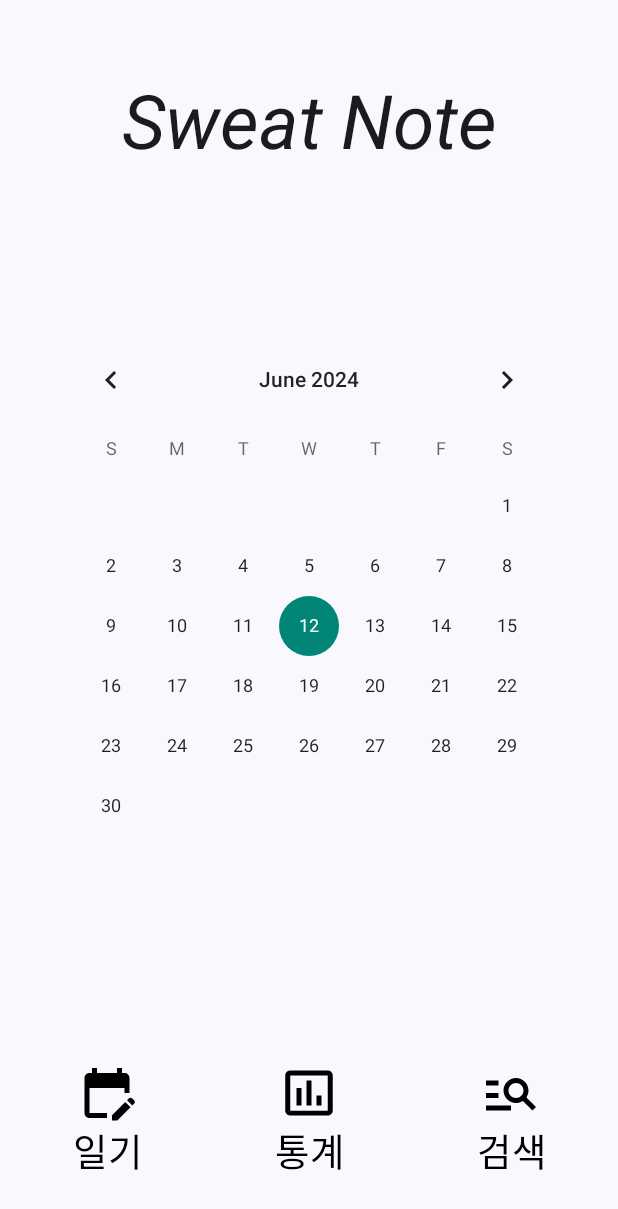
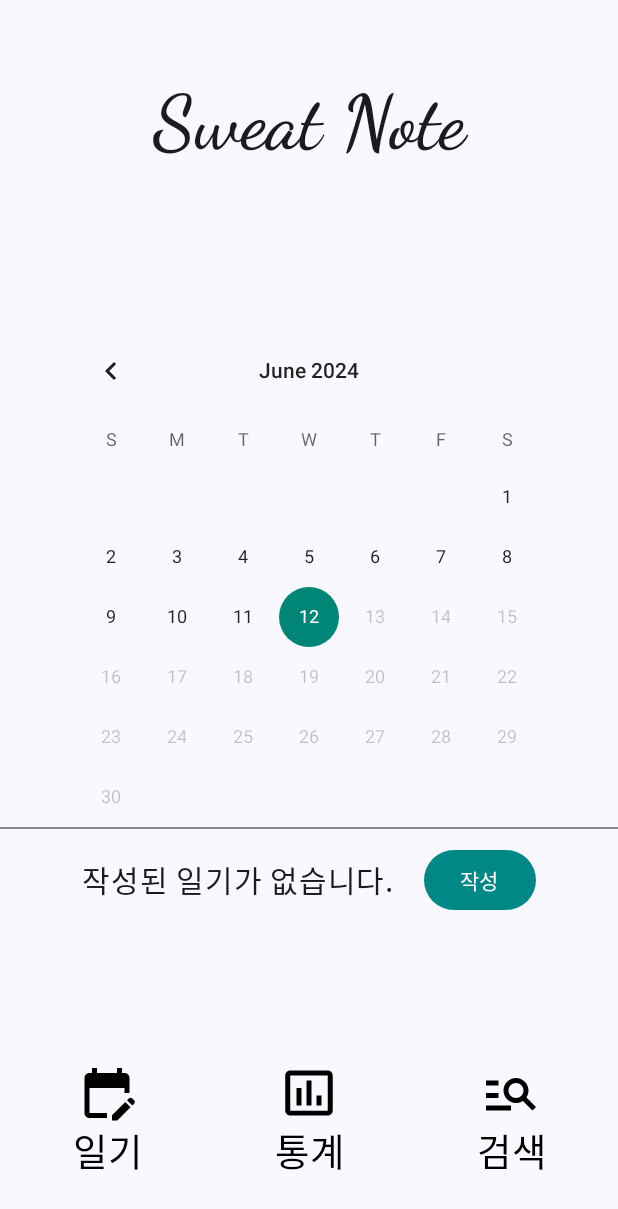
Before and after one commit to crohasang/SweatNote, an Android app built with Jetpack Compose: the screen it shows after launch (MainActivity), on a phone screen of 412 x 824 dp. Shown: the top 1209 px of the screen. Run offline under Robolectric (Android 15) with nearby library versions, the phone set to English and light mode, and no system bars; our stand-ins replace Room's generated code; Roboto replaces fonts that are not available here.

Commit message:
로고 글꼴 적용 및 날짜 선택 시 작성 여부 알림 및 navigate 버튼 추가

```diff
--- a/app/src/main/java/com/example/sweatnote/Calender/CalendarScreen.kt
+++ b/app/src/main/java/com/example/sweatnote/Calender/CalendarScreen.kt
@@ -5,7 +5,10 @@ import android.widget.CalendarView
 import androidx.compose.foundation.Image
 import androidx.compose.foundation.clickable
 import androidx.compose.foundation.layout.*
+import androidx.compose.material3.Button
+import androidx.compose.material3.ButtonDefaults
 import androidx.compose.material3.CenterAlignedTopAppBar
+import androidx.compose.material3.Divider
 import androidx.compose.material3.ExperimentalMaterial3Api
 import androidx.compose.material3.Scaffold
 import androidx.compose.material3.Text
@@ -13,7 +16,10 @@ import androidx.compose.runtime.*
 import androidx.compose.ui.Alignment
 import androidx.compose.ui.Modifier
 import androidx.compose.ui.graphics.Color
+import androidx.compose.ui.platform.LocalContext
 import androidx.compose.ui.res.painterResource
+import androidx.compose.ui.text.font.Font
+import androidx.compose.ui.text.font.FontFamily
 import androidx.compose.ui.text.font.FontStyle
 import androidx.compose.ui.text.font.FontWeight
 import androidx.compose.ui.text.style.TextAlign
@@ -21,6 +27,7 @@ import androidx.compose.ui.tooling.preview.Preview
 import androidx.compose.ui.unit.dp
 import androidx.compose.ui.unit.sp
 import androidx.compose.ui.viewinterop.AndroidView
+import androidx.core.content.ContextCompat
 import androidx.lifecycle.viewmodel.compose.viewModel
 import androidx.navigation.NavHostController
 import androidx.navigation.compose.rememberNavController
@@ -28,19 +35,27 @@ import com.example.sweatnote.R
 import com.example.sweatnote.example.DiaryViewModel
 import com.example.sweatnote.navigation.Routes
 import kotlinx.coroutines.launch
+import java.text.SimpleDateFormat
+import java.time.LocalDate
+import java.util.Calendar
+import java.util.Locale
 
 @OptIn(ExperimentalMaterial3Api::class)
 @SuppressLint("UnusedMaterial3ScaffoldPaddingParameter")
 @Composable
 fun CalendarScreen(navController: NavHostController) {
-    var date by remember { mutableStateOf("") }
+    var date by remember { mutableStateOf(LocalDate.now().toString()) }
+    var flag by remember { mutableStateOf(false)}
     val coroutineScope = rememberCoroutineScope()
     val viewModel: DiaryViewModel = viewModel()
+
+    val dateFormat = SimpleDateFormat("yyyy-MM-dd", Locale.getDefault())
+    val dancingscript = FontFamily(Font(R.font.dancingscript_semibold, FontWeight.SemiBold, FontStyle.Italic))
 
     Scaffold(
         topBar = {
             CenterAlignedTopAppBar(
-                title = {Text(text ="Sweat Note", fontSize=50.sp, fontStyle = FontStyle.Italic)},
+                title = {Text(text ="Sweat Note", fontSize=50.sp, fontFamily = dancingscript, fontWeight = FontWeight.SemiBold)},
                 modifier = Modifier.padding(top = 50.dp)
             )
         },
@@ -52,23 +67,51 @@ fun CalendarScreen(navController: NavHostController) {
             ) {
                 AndroidView(factory = { CalendarView(it) }, update = {
                     it.setOnDateChangeListener { _, year, month, day ->
-                        date = "$day - ${month + 1} - $year"
+                        //date = "$day - ${month + 1} - $year"
+                        date = "$year-${month+1}-$day"
                         coroutineScope.launch {
                             viewModel.getDiaryByDate(date).collect { diary ->
                                 if (diary != null) {
-                                    navController.navigate(Routes.Written.createRoute(date))
+                                    flag = true
+                                    //navController.navigate(Routes.Written.createRoute(date))
                                 } else {
-                                    navController.navigate(Routes.Writing.createRoute(date))
+                                    flag = false
+                                    //navController.navigate(Routes.Writing.createRoute(date))
                                 }
                             }
                         }
                     }
-                    it.dateTextAppearance
+                    it.maxDate=Calendar.getInstance().timeInMillis
+                    it.setDate(dateFormat.parse(date)?.time ?:0)
                 })
-                Text(text = date)
-
-                Text(text = date)
-
+                Divider(
+                    modifier = Modifier
+                        .fillMaxWidth()
+                        .height(1.dp),
+                    color = Color.Gray
+                )
+                Row(modifier = Modifier.fillMaxWidth().padding(top=10.dp),
+                    horizontalArrangement = Arrangement.Center,
+                    verticalAlignment = Alignment.CenterVertically){
+                    //Text(date)
+                    if(flag){
+                        Text("작성된 일기가 있습니다.", modifier = Modifier.padding(end = 20.dp), fontSize = 20.sp)
+                        Button(onClick= { navController.navigate(Routes.Written.createRoute(date)) },
+                            colors = ButtonDefaults.buttonColors(containerColor = Color(
+                                ContextCompat.getColor(LocalContext.current, R.color.teal_700)),
+                                contentColor = Color.White)){
+                            Text("조회")
+                        }
+                    }else{
+                        Text("작성된 일기가 없습니다.", modifier = Modifier.padding(end = 20.dp), fontSize = 20.sp)
+                        Button(onClick={ navController.navigate(Routes.Writing.createRoute(date)) },
+                            colors = ButtonDefaults.buttonColors(containerColor = Color(
+                                ContextCompat.getColor(LocalContext.current, R.color.teal_700)),
+                                contentColor = Color.White)){
+                            Text("작성")
+                        }
+                    }
+                }
             }
         },
         bottomBar = {
--- a/app/src/main/java/com/example/sweatnote/screens/Search.kt
+++ b/app/src/main/java/com/example/sweatnote/screens/Search.kt
@@ -16,6 +16,8 @@ import androidx.compose.runtime.*
 import androidx.compose.ui.Alignment
 import androidx.compose.ui.Modifier
 import androidx.compose.ui.graphics.Color
+import androidx.compose.ui.text.font.Font
+import androidx.compose.ui.text.font.FontFamily
 import androidx.compose.ui.text.font.FontStyle
 import androidx.compose.ui.text.font.FontWeight
 import androidx.compose.ui.unit.dp
@@ -38,6 +40,8 @@ fun Search(navController: NavHostController, viewModel: DiaryViewModel = viewMod
     var searchResults by remember { mutableStateOf<List<Diary>>(emptyList()) }
     val scope = rememberCoroutineScope()
 
+    val dancingscript = FontFamily(Font(R.font.dancingscript_semibold, FontWeight.SemiBold, FontStyle.Italic))
+
     // Log and error handling
     fun handleSearchClick() {
         scope.launch {
@@ -55,7 +59,7 @@ fun Search(navController: NavHostController, viewModel: DiaryViewModel = viewMod
     Scaffold(
         topBar = {
             TopAppBar(
-                title = { Text(text = "Sweat Note", fontSize = 30.sp, fontStyle = FontStyle.Italic) },
+                title = { Text(text = "Sweat Note", fontSize = 30.sp, fontFamily = dancingscript, fontWeight = FontWeight.SemiBold) },
                 modifier = Modifier.clickable {
                     navController.navigate(Routes.Main.route)
                 }
--- a/app/src/main/java/com/example/sweatnote/screens/Writing.kt
+++ b/app/src/main/java/com/example/sweatnote/screens/Writing.kt
@@ -39,6 +39,8 @@ import androidx.compose.ui.graphics.Color.Companion.Black
 import androidx.compose.ui.graphics.Color.Companion.Gray
 import androidx.compose.ui.platform.LocalContext
 import androidx.compose.ui.platform.LocalSoftwareKeyboardController
+import androidx.compose.ui.text.font.Font
+import androidx.compose.ui.text.font.FontFamily
 import androidx.compose.ui.text.font.FontStyle
 import androidx.compose.ui.text.font.FontWeight
 import androidx.compose.ui.unit.dp
@@ -73,6 +75,7 @@ fun Writing(navController: NavHostController, viewModel: DiaryViewModel) {
     val coroutineScope = rememberCoroutineScope()
     val scrollState = rememberScrollState()
     val keyboardController = LocalSoftwareKeyboardController.current
+    val dancingscript = FontFamily(Font(R.font.dancingscript_semibold, FontWeight.SemiBold, FontStyle.Italic))
 
     // 제출하기 버튼을 클릭했을 때 실행되는 함수
     fun handleSubmitClick() {
@@ -101,7 +104,7 @@ fun Writing(navController: NavHostController, viewModel: DiaryViewModel) {
     Scaffold(
         topBar = {
             TopAppBar(
-                title = {Text(text ="Sweat Note", fontSize=30.sp, fontStyle = FontStyle.Italic)},
+                title = {Text(text ="Sweat Note", fontSize=30.sp, fontFamily = dancingscript, fontWeight = FontWeight.SemiBold)},
                 modifier = Modifier.clickable{
                     navController.navigate(Routes.Main.route)
                 }
--- a/app/src/main/java/com/example/sweatnote/screens/Written.kt
+++ b/app/src/main/java/com/example/sweatnote/screens/Written.kt
@@ -33,6 +33,8 @@ import androidx.compose.ui.Alignment
 import androidx.compose.ui.Modifier
 import androidx.compose.ui.graphics.Color
 import androidx.compose.ui.platform.LocalContext
+import androidx.compose.ui.text.font.Font
+import androidx.compose.ui.text.font.FontFamily
 import androidx.compose.ui.text.font.FontStyle
 import androidx.compose.ui.text.font.FontWeight
 import androidx.compose.ui.unit.dp
@@ -61,6 +63,7 @@ fun Written(navController: NavHostController) {
     // 일기 삭제 여부 모달 상태
     val (showDialog, setShowDialog) = remember { mutableStateOf(false) }
 
+    val dancingscript = FontFamily(Font(R.font.dancingscript_semibold, FontWeight.SemiBold, FontStyle.Italic))
 
     // 편집 버튼 클릭 시 실행되는 함수
     fun handleEditClick() {
@@ -112,7 +115,7 @@ fun Written(navController: NavHostController) {
     Scaffold(
         topBar = {
             TopAppBar(
-                title = {Text(text ="Sweat Note", fontSize=30.sp, fontStyle = FontStyle.Italic)},
+                title = {Text(text ="Sweat Note", fontSize=30.sp, fontFamily = dancingscript, fontWeight = FontWeight.SemiBold)},
                 modifier = Modifier.clickable{
                     navController.navigate(Routes.Main.route)
                 }
```
Also changed, not shown: app/src/main/java/com/example/sweatnote/graphViews/StatasScreen.kt (+6 -1 lines), app/src/main/res/font/dancingscript_semibold.ttf (added).
